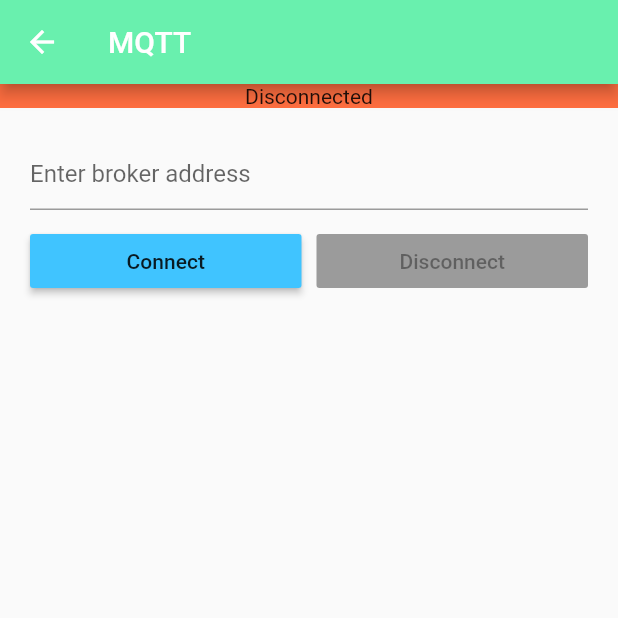
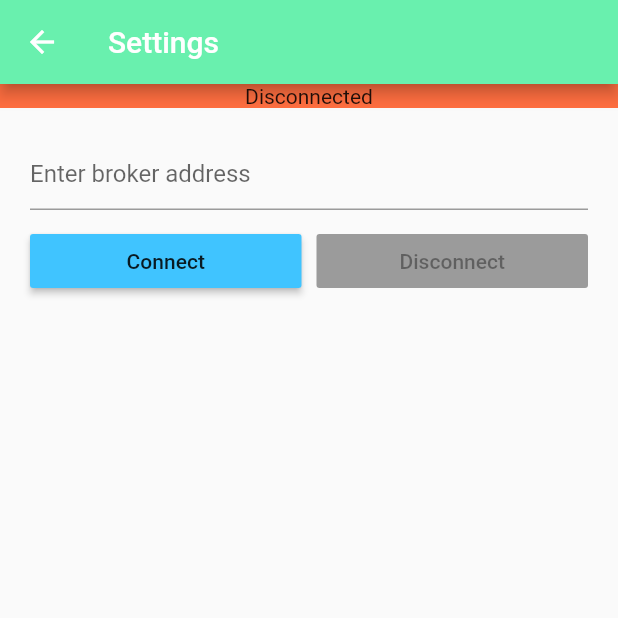
Before and after one commit to anoop4real/Flutter_mqtt_new, a Flutter app: the screen it shows after launch, after a tap on the "settings" icon, on a phone screen of 412 x 824 dp, the top half of it. Run offline on Flutter 3.47's test engine with Material 2 defaults, Android fonts, the phone set to English and light mode, and no system bars; our stand-ins replace get_it; missing offline and left inert: mqtt_client.

```diff
--- a/lib/main.dart
+++ b/lib/main.dart
@@ -16,7 +16,7 @@ class MyApp extends StatelessWidget {
   // This widget is the root of your application.
   @override
   Widget build(BuildContext context) {
-    return Provider<MQTTManager>(
+    return ChangeNotifierProvider<MQTTManager>(
       create: (context) =>service_locator<MQTTManager>(),
       child: MaterialApp(
           title: 'Flutter Demo',
--- a/lib/modules/core/managers/MQTTManager.dart
+++ b/lib/modules/core/managers/MQTTManager.dart
@@ -1,11 +1,11 @@
 import 'dart:async';
 
 import 'package:flutter/material.dart';
-import 'package:fluttermqttnew/modules/core/models/MQTTAppState.dart';
 import 'package:mqtt_client/mqtt_client.dart';
 import 'package:mqtt_client/mqtt_server_client.dart';
+import '../models/MQTTAppState.dart';
 
-class MQTTManager{
+class MQTTManager extends ChangeNotifier{
 
   // Private instance of client
   MQTTAppState _currentState = MQTTAppState();
@@ -13,14 +13,7 @@ class MQTTManager{
   String _identifier;
   String _host;
   String _topic = "";
-  StreamController<MQTTAppState> controller = StreamController<MQTTAppState>.broadcast();
 
-  MQTTManager() {
-    Timer(Duration(seconds: 3), () {
-      updateStream();
-    });
-
-  }
   void initializeMQTTClient({
     @required String host,
     @required String identifier,
@@ -51,10 +44,10 @@ class MQTTManager{
 
   }
 
-  Stream<MQTTAppState> get myStream =>
-      controller.stream.asBroadcastStream();
   String get host =>
       _host;
+  MQTTAppState get currentState =>
+      _currentState;
   // Connect to the host
   void connect() async{
     assert(_client != null);
@@ -150,6 +143,7 @@ class MQTTManager{
   }
 
   void updateStream() {
-    controller.add(_currentState);
+    //controller.add(_currentState);
+    notifyListeners();
   }
 }
--- a/lib/modules/message/screen/message_screen.dart
+++ b/lib/modules/message/screen/message_screen.dart
@@ -16,6 +16,7 @@ class MessageScreen extends StatefulWidget {
 class _MessageScreenState extends State<MessageScreen> {
   final TextEditingController _messageTextController = TextEditingController();
   final TextEditingController _topicTextController = TextEditingController();
+  final _controller = ScrollController();
 
   MQTTManager _manager;
 
@@ -23,15 +24,20 @@ class _MessageScreenState extends State<MessageScreen> {
   void dispose() {
     _messageTextController.dispose();
     _topicTextController.dispose();
+    _controller.dispose();
     super.dispose();
   }
 
   @override
   Widget build(BuildContext context) {
-    _manager = Provider.of<MQTTManager>(context, listen: false);
+    _manager = Provider.of<MQTTManager>(context);
+    if (_controller.hasClients) {
+      _controller.jumpTo(_controller.position.maxScrollExtent);
+    }
+
     return Scaffold(
         appBar: _buildAppBar(context),
-        body: _manager.myStream == null
+        body: _manager.currentState == null
             ? CircularProgressIndicator()
             : _buildColumn(_manager));
   }
@@ -57,22 +63,13 @@ class _MessageScreenState extends State<MessageScreen> {
   }
 
   Widget _buildColumn(MQTTManager manager) {
-    return StreamBuilder(
-      stream: manager.myStream,
-      builder: (BuildContext context, AsyncSnapshot<MQTTAppState> snapshot) {
-        if (snapshot.hasData) {
-          return Column(
-            children: <Widget>[
-              StatusBar(
-                  statusMessage: prepareStateMessageFrom(
-                      snapshot.data.getAppConnectionState)),
-              _buildEditableColumn(snapshot.data),
-            ],
-          );
-        } else {
-          return CircularProgressIndicator();
-        }
-      },
+    return Column(
+      children: <Widget>[
+        StatusBar(
+            statusMessage: prepareStateMessageFrom(
+                manager.currentState.getAppConnectionState)),
+        _buildEditableColumn(manager.currentState),
+      ],
     );
   }
 
@@ -127,6 +124,9 @@ class _MessageScreenState extends State<MessageScreen> {
   Widget _buildSendButtonFrom(MQTTAppConnectionState state) {
     return RaisedButton(
       color: Colors.green,
+      disabledColor: Colors.grey,
+      textColor: Colors.white,
+      disabledTextColor:Colors.black38 ,
       child: const Text('Send'),
       onPressed: state == MQTTAppConnectionState.connectedSubscribed
           ? () {
@@ -154,6 +154,9 @@ class _MessageScreenState extends State<MessageScreen> {
   Widget _buildSubscribeButtonFrom(MQTTAppConnectionState state) {
     return RaisedButton(
       color: Colors.green,
+      disabledColor: Colors.grey,
+      textColor: Colors.white,
+      disabledTextColor:Colors.black38 ,
       child: state == MQTTAppConnectionState.connectedSubscribed
           ? const Text('Unsubscribe')
           : const Text('Subscribe'),
@@ -167,11 +170,17 @@ class _MessageScreenState extends State<MessageScreen> {
 
   Widget _buildScrollableTextWith(String text) {
     return Padding(
-      padding: const EdgeInsets.all(20.0),
+      padding: const EdgeInsets.all(5.0),
       child: Container(
+        padding:const EdgeInsets.only(left: 10.0, right: 5.0) ,
         width: 400,
-        height: 200,
+        height: 100,
+        decoration: BoxDecoration(
+          borderRadius: BorderRadius.circular(10),
+          color: Colors.black12,
+        ),
         child: SingleChildScrollView(
+          controller: _controller,
           child: Text(text),
         ),
       ),
--- a/lib/modules/settings/screen/settings_screen.dart
+++ b/lib/modules/settings/screen/settings_screen.dart
@@ -26,41 +26,28 @@ class _SettingsScreenState extends State<SettingsScreen> {
   @override
   Widget build(BuildContext context) {
     _manager = Provider.of<MQTTManager>(context);
-    Timer(Duration(seconds: 1), () {
-      _manager.updateStream();
-    });
-
     return Scaffold(
         appBar: _buildAppBar(context),
-        body: _manager.controller.stream == null
+        body: _manager.currentState == null
             ? CircularProgressIndicator()
             : _buildColumn(_manager));
   }
 
   Widget _buildAppBar(BuildContext context) {
     return AppBar(
-      title: const Text('MQTT'),
+      title: const Text('Settings'),
       backgroundColor: Colors.greenAccent,
     );
   }
 
   Widget _buildColumn(MQTTManager manager) {
-    return StreamBuilder(
-      stream: manager.myStream,
-      builder: (BuildContext context, AsyncSnapshot<MQTTAppState> snapshot) {
-        if (snapshot.hasData) {
-          return Column(
-            children: <Widget>[
-              StatusBar(
-                  statusMessage: prepareStateMessageFrom(
-                      snapshot.data.getAppConnectionState)),
-              _buildEditableColumn(snapshot.data),
-            ],
-          );
-        } else {
-          return CircularProgressIndicator();
-        }
-      },
+    return Column(
+      children: <Widget>[
+        StatusBar(
+            statusMessage: prepareStateMessageFrom(
+                manager.currentState.getAppConnectionState)),
+        _buildEditableColumn(manager.currentState),
+      ],
     );
   }
 
@@ -69,7 +56,7 @@ class _SettingsScreenState extends State<SettingsScreen> {
       padding: const EdgeInsets.all(20.0),
       child: Column(
         children: <Widget>[
-          _buildTextFieldWith(_hostTextController,'Enter broker address',
+          _buildTextFieldWith(_hostTextController, 'Enter broker address',
               currentAppState.getAppConnectionState),
           const SizedBox(height: 10),
           _buildConnecteButtonFrom(currentAppState.getAppConnectionState)
```
